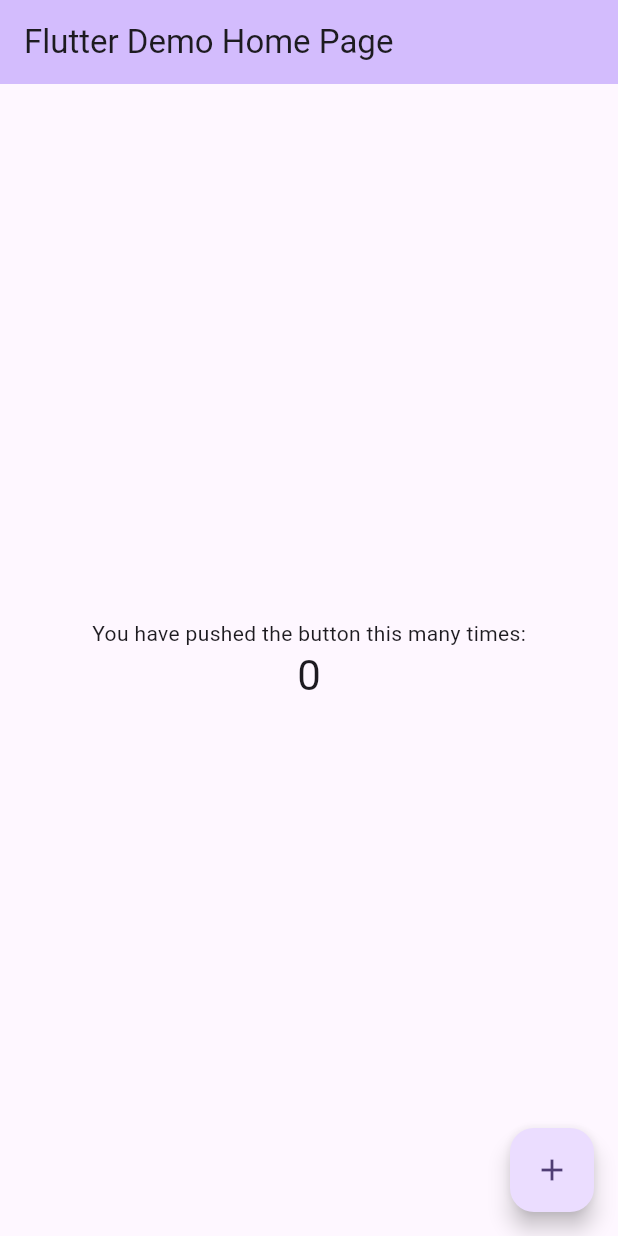
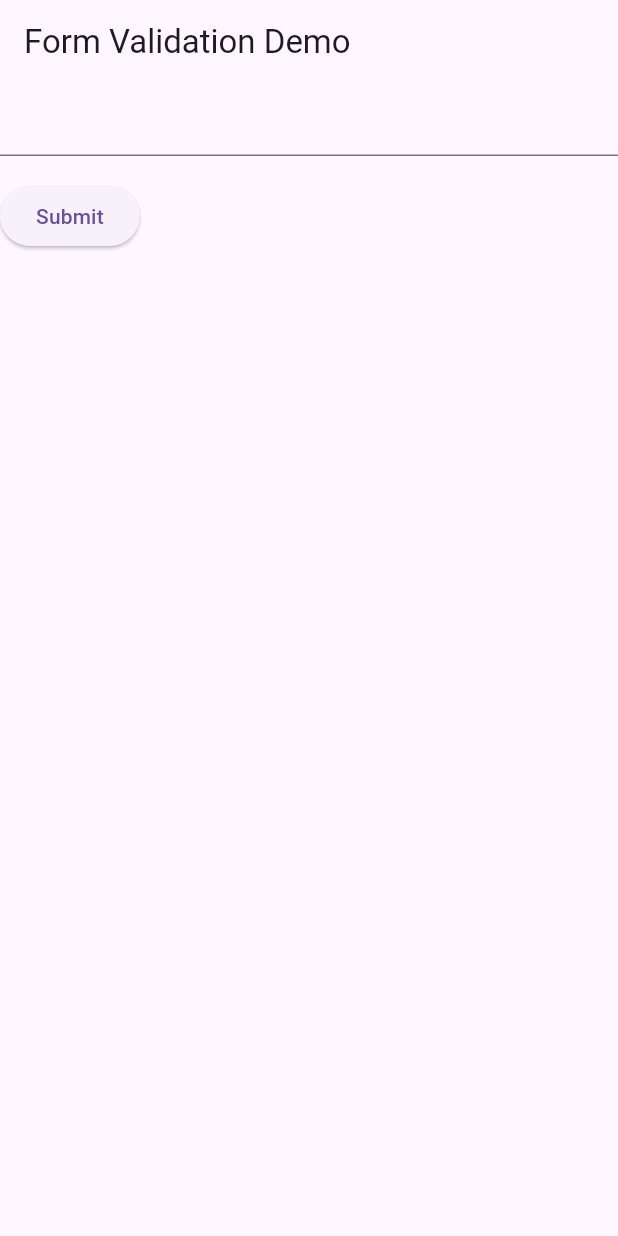
Before and after one commit to abigailsheldon/act10, a Flutter app: the screen it shows after launch, on a phone screen of 412 x 824 dp. Run offline on Flutter 3.47's test engine with Material 3 defaults, Android fonts, the phone set to English and light mode, and no system bars.

Commit message:
Updated main.dart to skeleton

```diff
--- a/lib/main.dart
+++ b/lib/main.dart
@@ -1,122 +1,78 @@
 import 'package:flutter/material.dart';
 
-void main() {
-  runApp(const MyApp());
-}
+void main() => runApp(const MyApp());
 
 class MyApp extends StatelessWidget {
   const MyApp({super.key});
 
-  // This widget is the root of your application.
   @override
   Widget build(BuildContext context) {
+    const appTitle = 'Form Validation Demo';
     return MaterialApp(
-      title: 'Flutter Demo',
-      theme: ThemeData(
-        // This is the theme of your application.
-        //
-        // TRY THIS: Try running your application with "flutter run". You'll see
-        // the application has a purple toolbar. Then, without quitting the app,
-        // try changing the seedColor in the colorScheme below to Colors.green
-        // and then invoke "hot reload" (save your changes or press the "hot
-        // reload" button in a Flutter-supported IDE, or press "r" if you used
-        // the command line to start the app).
-        //
-        // Notice that the counter didn't reset back to zero; the application
-        // state is not lost during the reload. To reset the state, use hot
-        // restart instead.
-        //
-        // This works for code too, not just values: Most code changes can be
-        // tested with just a hot reload.
-        colorScheme: ColorScheme.fromSeed(seedColor: Colors.deepPurple),
+      title: appTitle,
+      home: Scaffold(
+        appBar: AppBar(
+          title: const Text(appTitle),
+        ),
+        body: const MyCustomForm(),
       ),
-      home: const MyHomePage(title: 'Flutter Demo Home Page'),
     );
   }
 }
 
-class MyHomePage extends StatefulWidget {
-  const MyHomePage({super.key, required this.title});
-
-  // This widget is the home page of your application. It is stateful, meaning
-  // that it has a State object (defined below) that contains fields that affect
-  // how it looks.
-
-  // This class is the configuration for the state. It holds the values (in this
-  // case the title) provided by the parent (in this case the App widget) and
-  // used by the build method of the State. Fields in a Widget subclass are
-  // always marked "final".
-
-  final String title;
+// Create a Form widget.
+class MyCustomForm extends StatefulWidget {
+  const MyCustomForm({super.key});
 
   @override
-  State<MyHomePage> createState() => _MyHomePageState();
+  MyCustomFormState createState() => MyCustomFormState();
 }
 
-class _MyHomePageState extends State<MyHomePage> {
-  int _counter = 0;
-
-  void _incrementCounter() {
-    setState(() {
-      // This call to setState tells the Flutter framework that something has
-      // changed in this State, which causes it to rerun the build method below
-      // so that the display can reflect the updated values. If we changed
-      // _counter without calling setState(), then the build method would not be
-      // called again, and so nothing would appear to happen.
-      _counter++;
-    });
-  }
+// Create a corresponding State class.
+// This class holds data related to the form.
+class MyCustomFormState extends State<MyCustomForm> {
+  // Create a global key that uniquely identifies the Form widget
+  // and allows validation of the form.
+  //
+  // Note: This is a GlobalKey<FormState>,
+  // not a GlobalKey<MyCustomFormState>.
+  final _formKey = GlobalKey<FormState>();
 
   @override
   Widget build(BuildContext context) {
-    // This method is rerun every time setState is called, for instance as done
-    // by the _incrementCounter method above.
-    //
-    // The Flutter framework has been optimized to make rerunning build methods
-    // fast, so that you can just rebuild anything that needs updating rather
-    // than having to individually change instances of widgets.
-    return Scaffold(
-      appBar: AppBar(
-        // TRY THIS: Try changing the color here to a specific color (to
-        // Colors.amber, perhaps?) and trigger a hot reload to see the AppBar
-        // change color while the other colors stay the same.
-        backgroundColor: Theme.of(context).colorScheme.inversePrimary,
-        // Here we take the value from the MyHomePage object that was created by
-        // the App.build method, and use it to set our appbar title.
-        title: Text(widget.title),
+    // Build a Form widget using the _formKey created above.
+    return Form(
+      key: _formKey,
+      child: Column(
+        crossAxisAlignment: CrossAxisAlignment.start,
+        children: [
+          TextFormField(
+            // The validator receives the text that the user has entered.
+            validator: (value) {
+              if (value == null || value.isEmpty) {
+                return 'Please enter some text';
+              }
+              return null;
+            },
+          ),
+          Padding(
+            padding: const EdgeInsets.symmetric(vertical: 16),
+            child: ElevatedButton(
+              onPressed: () {
+                // Validate returns true if the form is valid, or false otherwise.
+                if (_formKey.currentState!.validate()) {
+                  // If the form is valid, display a snackbar. In the real world,
+                  // you'd often call a server or save the information in a database.
+                  ScaffoldMessenger.of(context).showSnackBar(
+                    const SnackBar(content: Text('Processing Data')),
+                  );
+                }
+              },
+              child: const Text('Submit'),
+            ),
+          ),
+        ],
       ),
-      body: Center(
-        // Center is a layout widget. It takes a single child and positions it
-        // in the middle of the parent.
-        child: Column(
-          // Column is also a layout widget. It takes a list of children and
-          // arranges them vertically. By default, it sizes itself to fit its
-          // children horizontally, and tries to be as tall as its parent.
-          //
-          // Column has various properties to control how it sizes itself and
-          // how it positions its children. Here we use mainAxisAlignment to
-          // center the children vertically; the main axis here is the vertical
-          // axis because Columns are vertical (the cross axis would be
-          // horizontal).
-          //
-          // TRY THIS: Invoke "debug painting" (choose the "Toggle Debug Paint"
-          // action in the IDE, or press "p" in the console), to see the
-          // wireframe for each widget.
-          mainAxisAlignment: MainAxisAlignment.center,
-          children: <Widget>[
-            const Text('You have pushed the button this many times:'),
-            Text(
-              '$_counter',
-              style: Theme.of(context).textTheme.headlineMedium,
-            ),
-          ],
-        ),
-      ),
-      floatingActionButton: FloatingActionButton(
-        onPressed: _incrementCounter,
-        tooltip: 'Increment',
-        child: const Icon(Icons.add),
-      ), // This trailing comma makes auto-formatting nicer for build methods.
     );
   }
 }
```
